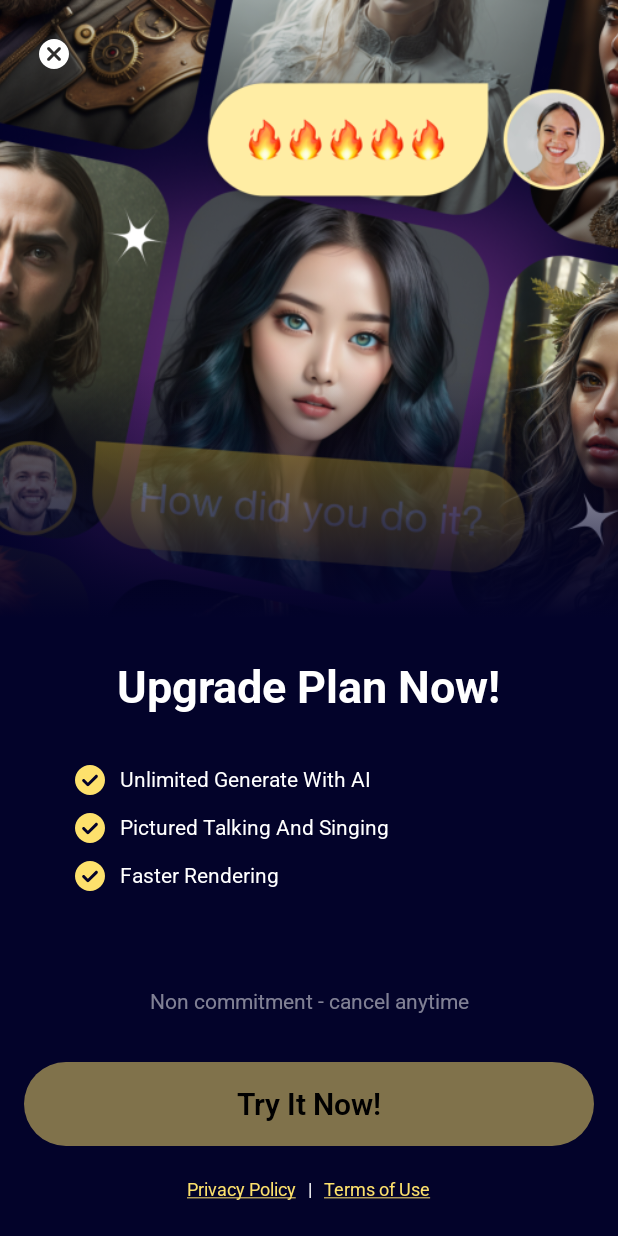
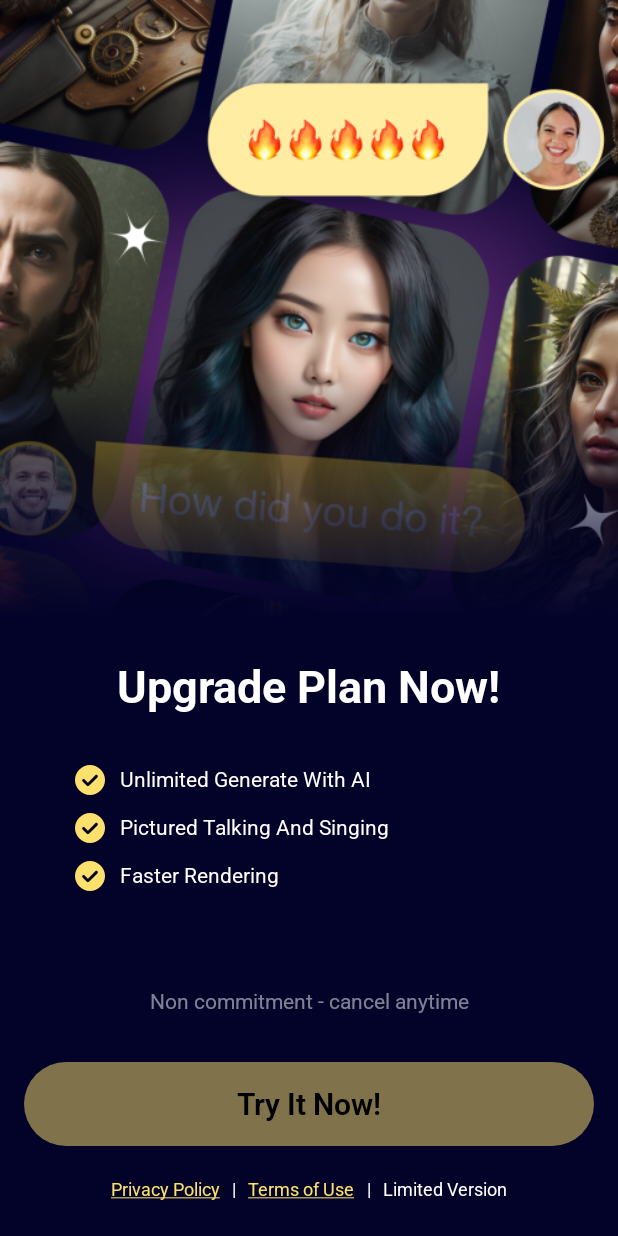
Before and after one commit to muratov-dev/HumanAIProject, an Android app built with Jetpack Compose: the RootScreen screen opened through its navigation route, on a phone screen of 412 x 824 dp. Run offline under Robolectric (Android 15) with nearby library versions, the phone set to English and light mode, and no system bars; our stand-ins replace Dagger/Hilt's generated code, Room's generated code, Timber; libraries missing offline, so code that uses them is left out: com.android.billingclient; network calls fail; 4 statements that could not run were skipped.

Commit message:
feat: Enhance Subscriptions screen and related logic

```diff
--- a/app/build.gradle.kts
+++ b/app/build.gradle.kts
@@ -19,7 +19,7 @@ android {
         targetSdk = 36
         val majorVersion = 0
         val minorVersion = 1
-        val patchVersion = 1
+        val patchVersion = 2
 
         versionCode = majorVersion * 10000 + minorVersion * 100 + patchVersion
         versionName = "${majorVersion}.${minorVersion}.${patchVersion}"
--- a/app/src/main/java/me/yeahapps/talkingphoto/feature/subscription/ui/screen/SubscriptionsScreen.kt
+++ b/app/src/main/java/me/yeahapps/talkingphoto/feature/subscription/ui/screen/SubscriptionsScreen.kt
@@ -17,7 +17,6 @@ import androidx.compose.foundation.layout.height
 import androidx.compose.foundation.layout.navigationBarsPadding
 import androidx.compose.foundation.layout.padding
 import androidx.compose.foundation.layout.size
-import androidx.compose.foundation.layout.statusBarsPadding
 import androidx.compose.material3.Icon
 import androidx.compose.material3.LocalContentColor
 import androidx.compose.material3.LocalTextStyle
@@ -51,8 +50,6 @@ import androidx.lifecycle.compose.collectAsStateWithLifecycle
 import com.android.billingclient.api.ProductDetails
 import me.yeahapps.talkingphoto.R
 import me.yeahapps.talkingphoto.core.ui.component.button.filled.HumanAIPrimaryButton
-import me.yeahapps.talkingphoto.core.ui.component.button.icons.HumanAIIconButton
-import me.yeahapps.talkingphoto.core.ui.component.button.icons.HumanAIIconButtonDefaults
 import me.yeahapps.talkingphoto.core.ui.theme.HumanAITheme
 import me.yeahapps.talkingphoto.core.ui.utils.collectFlowWithLifecycle
 import me.yeahapps.talkingphoto.feature.subscription.ui.action.SubscriptionsAction
@@ -271,19 +268,14 @@ private fun SubscriptionsContent(
                     Text(text = policyText)
                     Text(text = "|")
                     Text(text = termsText)
+                    Text(text = "|")
+                    Text(text = "Limited Version", modifier = Modifier.clickable {
+                        onEvent(SubscriptionsEvent.CloseScreen)
+                    })
                 }
             }
             Spacer(Modifier.size(16.dp))
         }
-        HumanAIIconButton(
-            icon = R.drawable.ic_cancel_circle,
-            modifier = Modifier
-                .statusBarsPadding()
-                .padding(16.dp)
-                .size(40.dp)
-                .align(Alignment.TopStart),
-            colors = HumanAIIconButtonDefaults.colors(containerColor = Color.Transparent, contentColor = Color.White),
-            onClick = { onEvent(SubscriptionsEvent.CloseScreen) })
     }
 }
 
--- a/app/src/main/java/me/yeahapps/talkingphoto/feature/subscription/ui/viewmodel/SubscriptionsViewModel.kt
+++ b/app/src/main/java/me/yeahapps/talkingphoto/feature/subscription/ui/viewmodel/SubscriptionsViewModel.kt
@@ -9,6 +9,7 @@ import me.yeahapps.talkingphoto.feature.subscription.ui.event.SubscriptionsEvent
 import me.yeahapps.talkingphoto.feature.subscription.ui.screen.getWeeks
 import me.yeahapps.talkingphoto.feature.subscription.ui.state.SubscriptionsState
 import javax.inject.Inject
+import kotlin.compareTo
 
 @HiltViewModel
 class SubscriptionsViewModel @Inject constructor(
@@ -34,9 +35,14 @@ class SubscriptionsViewModel @Inject constructor(
         viewModelScoped {
             billingManager.availableSubscriptions.collectLatest { subscriptions ->
                 subscriptions.forEach { product ->
-                    if (getWeeks(product) > 1) {
+                    val offer = product.subscriptionOfferDetails?.firstOrNull()
+                    val pricingPhases = offer?.pricingPhases?.pricingPhaseList
+                    pricingPhases?.let {
+                        val hasTrial = pricingPhases.size > 1 && pricingPhases.first().priceAmountMicros == 0L
+                        if (hasTrial) updateViewState { copy(selectedDetails = product) }
+                    } ?: if (getWeeks(product) > 1) {
                         updateViewState { copy(selectedDetails = product) }
-                    }
+                    } else return@forEach
                 }
                 updateViewState { copy(subscriptionsList = subscriptions) }
             }
```
Also changed, not shown: app/src/main/java/me/yeahapps/talkingphoto/feature/subscription/domain/model/SubscriptionModel.kt (+8 -1 lines), app/src/main/java/me/yeahapps/talkingphoto/feature/subscription/domain/utils/ProductDetailsMapper.kt (added, +65 -0 lines).
